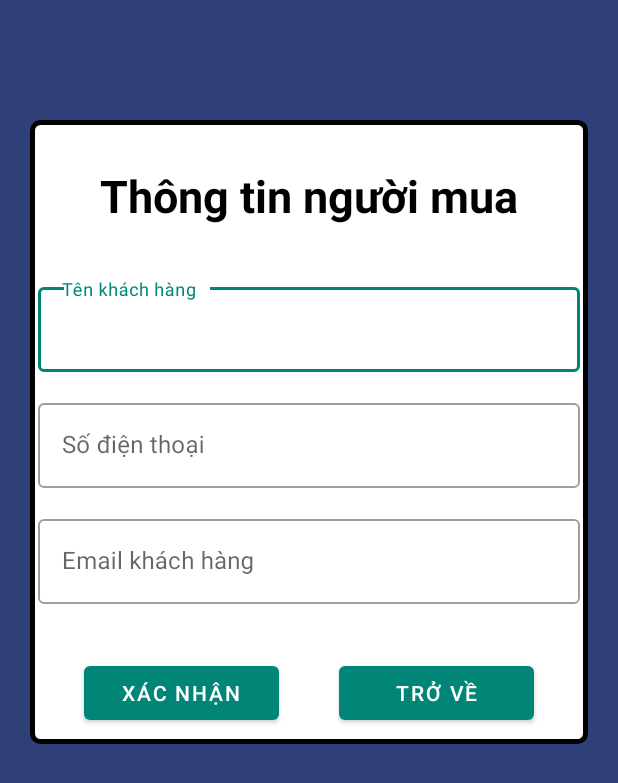
After one commit to ductai98/DucTaiStore, an Android app: the CustomerActivity screen opened directly, with no data from a screen before it, on a phone screen of 412 x 824 dp. The commit adds this screen. Shown: the top 783 px of the screen. Run offline under Robolectric (Android 15) with nearby library versions, the phone set to English and light mode, and no system bars; our stand-ins replace Volley; 2 statements that could not run were skipped.

Commit message:
Customer Information Activity, Create table receipt on databse, Insert customer info to database

```diff
--- a/app/src/main/AndroidManifest.xml
+++ b/app/src/main/AndroidManifest.xml
@@ -12,7 +12,8 @@
         android:roundIcon="@mipmap/ic_launcher_round"
         android:supportsRtl="true"
         android:theme="@style/AppTheme">
-        <activity android:name=".activities.CartActivity"></activity>
+        <activity android:name=".activities.CustomerActivity"></activity>
+        <activity android:name=".activities.CartActivity" />
         <activity android:name=".activities.ProductDetailActivity" />
         <activity android:name=".activities.InfomationActivity" />
         <activity android:name=".activities.ContactActivity" />
--- /dev/null
+++ b/app/src/main/java/com/example/dtstore/activities/CustomerActivity.java
@@ -0,0 +1,119 @@
+package com.example.dtstore.activities;
+
+import androidx.appcompat.app.AlertDialog;
+import androidx.appcompat.app.AppCompatActivity;
+
+import android.content.Context;
+import android.content.DialogInterface;
+import android.os.Bundle;
+import android.util.Log;
+import android.view.View;
+
+import com.android.volley.AuthFailureError;
+import com.android.volley.Request;
+import com.android.volley.RequestQueue;
+import com.android.volley.Response;
+import com.android.volley.VolleyError;
+import com.android.volley.toolbox.StringRequest;
+import com.android.volley.toolbox.Volley;
+import com.example.dtstore.R;
+import com.example.dtstore.utilities.CheckNetworkConnection;
+import com.example.dtstore.utilities.Server;
+import com.google.android.material.button.MaterialButton;
+import com.google.android.material.textfield.TextInputEditText;
+
+import java.util.HashMap;
+import java.util.Map;
+
+public class CustomerActivity extends AppCompatActivity {
+    TextInputEditText edtCustomerName, edtCustomerPhone, edtCustomerEmail;
+    MaterialButton btnCustomerConfirm, btnCustomerBack;
+
+    @Override
+    protected void onCreate(Bundle savedInstanceState) {
+        super.onCreate(savedInstanceState);
+        setContentView(R.layout.activity_customer);
+        MappingView();
+        HandleEvent();
+    }
+
+    private void HandleEvent() {
+        //Button back on click
+        btnCustomerBack.setOnClickListener(new View.OnClickListener() {
+            @Override
+            public void onClick(View v) {
+                finish();
+            }
+        });
+
+        //Button Confirm on click
+        if(CheckNetworkConnection.haveNetworkConnection(this)){
+            btnCustomerConfirm.setOnClickListener(new View.OnClickListener() {
+                @Override
+                public void onClick(View v) {
+                    final String customerName = edtCustomerName.getText().toString().trim();
+                    final String customerPhone = edtCustomerPhone.getText().toString().trim();
+                    final String customerEmail = edtCustomerEmail.getText().toString().trim();
+
+                    if (customerName.isEmpty() || customerPhone.isEmpty() || customerEmail.isEmpty()) { //Verify data
+                        String message = "Dữ liệu không được trống";
+                        ShowAlert(CustomerActivity.this, message, new DialogInterface.OnClickListener() {
+                            @Override
+                            public void onClick(DialogInterface dialog, int which) {
+                            }
+                        });
+                    } else {
+                        RequestQueue requestQueue = Volley.newRequestQueue(CustomerActivity.this);
+                        StringRequest stringRequest = new StringRequest(Request.Method.POST, Server.ReceiptURL, new Response.Listener<String>() {
+                            @Override
+                            public void onResponse(String response) {
+                                Log.d("ReceitID: ", response);
+                                //Show Alert Confirm
+                                ShowAlert(CustomerActivity.this, "Đã gửi thông báo mua", new DialogInterface.OnClickListener() {
+                                    @Override
+                                    public void onClick(DialogInterface dialog, int which) {
+                                        finish();
+                                    }
+                                });
+                            }
+                        }, new Response.ErrorListener() {
+                            @Override
+                            public void onErrorResponse(VolleyError error) {
+
+                            }
+                        }) {
+                            //Add params to use POST method
+                            @Override
+                            protected Map<String, String> getParams() throws AuthFailureError {
+                                HashMap<String, String> params = new HashMap<>();
+                                params.put("name", customerName);
+                                params.put("phone", customerPhone);
+                                params.put("email", customerEmail);
+                                return params;
+                            }
+                        };
+
+                        requestQueue.add(stringRequest);
+                    }
+                }
+            });
+        }else{
+            CheckNetworkConnection.ShowMessage_Short(this, "No internet connection!");
+        }
+    }
+
+    private void ShowAlert(Context pContext, String pMessage, DialogInterface.OnClickListener onOKListener){
+        AlertDialog.Builder alert = new AlertDialog.Builder(pContext);
+        alert.setMessage(pMessage);
+        alert.setPositiveButton("Xác nhận", onOKListener);
+        alert.show();
+    }
+
+    private void MappingView() {
+        edtCustomerName = findViewById(R.id.edt_customer_name);
+        edtCustomerPhone = findViewById(R.id.edt_customer_phone);
+        edtCustomerEmail = findViewById(R.id.edt_customer_email);
+        btnCustomerConfirm = findViewById(R.id.btn_customer_confirm);
+        btnCustomerBack = findViewById(R.id.btn_customer_back);
+    }
+}
--- a/app/src/main/java/com/example/dtstore/utilities/Server.java
+++ b/app/src/main/java/com/example/dtstore/utilities/Server.java
@@ -7,6 +7,7 @@ public class Server {
     public static String CategoryUrl = "http://" + localhost + "/android/getCategories.php";
     public static String LatestProductUrl = "http://" + localhost + "/android/getLatestProducts.php";
     public static String ProductURL = "http://" + localhost + "/android/getProducts.php?page=";
+    public static String ReceiptURL = "http://" + localhost + "/android/getCustomerInfo.php";
 
     public static String getIPv4Address(){
         String ipv4 = "";
--- /dev/null
+++ b/app/src/main/res/drawable/border.xml
@@ -0,0 +1,9 @@
+<?xml version="1.0" encoding="utf-8"?>
+<shape
+    xmlns:android="http://schemas.android.com/apk/res/android"
+    android:shape="rectangle">
+    <solid android:color="@android:color/white"/>
+    <corners android:radius="5dp"/>
+    <stroke android:width="3dp"
+        android:color="@android:color/black"/>
+</shape>
--- /dev/null
+++ b/app/src/main/res/layout/activity_customer.xml
@@ -0,0 +1,98 @@
+<?xml version="1.0" encoding="utf-8"?>
+<LinearLayout xmlns:android="http://schemas.android.com/apk/res/android"
+    xmlns:app="http://schemas.android.com/apk/res-auto"
+    xmlns:tools="http://schemas.android.com/tools"
+    android:layout_width="match_parent"
+    android:layout_height="match_parent"
+    android:orientation="vertical"
+    tools:context=".activities.CustomerActivity"
+    android:background="#2f4079">
+
+    <LinearLayout
+        android:layout_width="match_parent"
+        android:layout_height="wrap_content"
+        android:layout_marginHorizontal="20dp"
+        android:layout_marginVertical="80dp"
+        android:background="@drawable/border"
+        android:orientation="vertical">
+
+        <TextView
+            android:layout_width="wrap_content"
+            android:layout_height="wrap_content"
+            android:text="Thông tin người mua"
+            android:textSize="30sp"
+            android:textColor="@android:color/black"
+            android:layout_marginTop="30dp"
+            android:layout_marginHorizontal="5dp"
+            android:textStyle="bold"
+            android:layout_gravity="center"/>
+
+        <com.google.android.material.textfield.TextInputLayout
+            android:layout_width="match_parent"
+            android:layout_height="wrap_content"
+            android:layout_marginTop="35dp"
+            style="@style/Widget.MaterialComponents.TextInputLayout.OutlinedBox">
+            <com.google.android.material.textfield.TextInputEditText
+                android:id="@+id/edt_customer_name"
+                android:layout_width="match_parent"
+                android:layout_height="wrap_content"
+                android:hint="Tên khách hàng"
+                android:inputType="text"
+                android:layout_margin="5dp"/>
+
+        </com.google.android.material.textfield.TextInputLayout>
+
+        <com.google.android.material.textfield.TextInputLayout
+            android:layout_width="match_parent"
+            android:layout_height="wrap_content"
+            android:layout_marginTop="10dp"
+            style="@style/Widget.MaterialComponents.TextInputLayout.OutlinedBox">
+            <com.google.android.material.textfield.TextInputEditText
+                android:id="@+id/edt_customer_phone"
+                android:layout_width="match_parent"
+                android:layout_height="wrap_content"
+                android:inputType="phone"
+                android:hint="Số điện thoại"
+                android:layout_margin="5dp"/>
+
+        </com.google.android.material.textfield.TextInputLayout>
+
+        <com.google.android.material.textfield.TextInputLayout
+            android:layout_width="match_parent"
+            android:layout_height="wrap_content"
+            android:layout_marginTop="10dp"
+            style="@style/Widget.MaterialComponents.TextInputLayout.OutlinedBox">
+            <com.google.android.material.textfield.TextInputEditText
+                android:id="@+id/edt_customer_email"
+                android:layout_width="match_parent"
+                android:layout_height="wrap_content"
+                android:hint="Email khách hàng"
+                android:layout_margin="5dp"
+                android:inputType="textEmailAddress"/>
+
+        </com.google.android.material.textfield.TextInputLayout>
+
+        <LinearLayout
+            android:layout_width="match_parent"
+            android:layout_height="wrap_content"
+            android:layout_marginTop="30dp"
+            android:orientation="horizontal"
+            android:layout_marginBottom="10dp"
+            android:gravity="center">
+
+            <com.google.android.material.button.MaterialButton
+                android:id="@+id/btn_customer_confirm"
+                android:layout_width="130dp"
+                android:layout_height="wrap_content"
+                android:text="Xác nhận"
+                android:layout_marginRight="40dp"/>
+
+            <com.google.android.material.button.MaterialButton
+                android:id="@+id/btn_customer_back"
+                android:layout_width="130dp"
+                android:layout_height="wrap_content"
+                android:text="Trở về" />
+        </LinearLayout>
+
+    </LinearLayout>
+</LinearLayout>
```
Also changed, not shown: app/src/main/java/com/example/dtstore/activities/CartActivity.java (+39 -6 lines), app/src/main/java/com/example/dtstore/adapters/CartListViewAdapter.java (+18 -10 lines), 3 other files.
